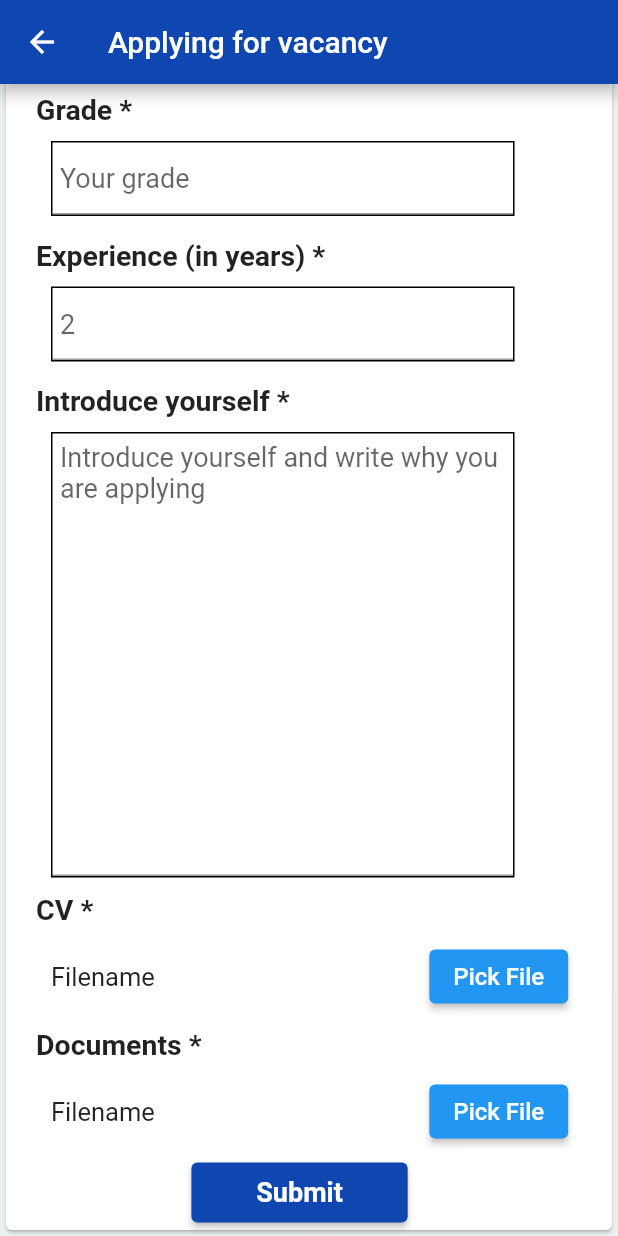
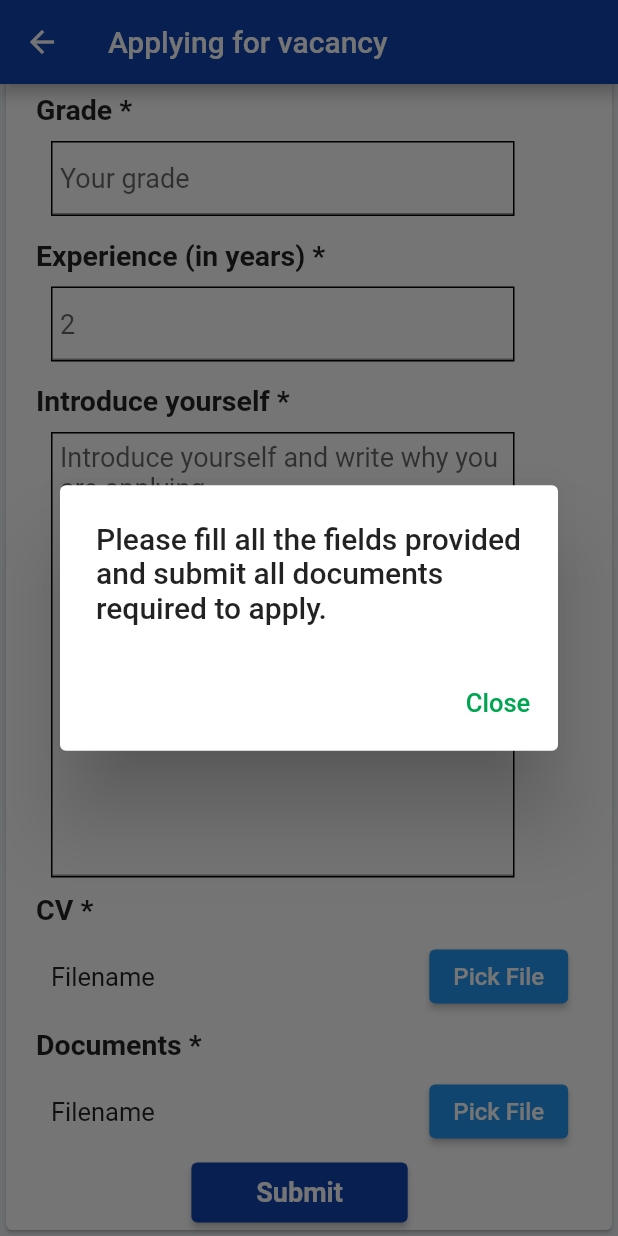
Before and after one commit to BekaHaile/fbpidi, a Flutter app: the VacancyApply screen opened directly with empty values, scrolled down 346 dp, after a tap on "Submit", on a phone screen of 412 x 824 dp. Run offline on Flutter 3.47's test engine with Material 2 defaults, Android fonts, the phone set to English and light mode, and no system bars; our stand-ins replace carousel_slider, file_picker, flutter_secure_storage, font_awesome_flutter, google_sign_in, permission_handler and 2 more; missing offline and left inert: flutter_downloader, flutter_facebook_auth; accounts and stored records are empty; network calls fail.

Commit message:
Vacancy applying dialogue and form check added

```diff
--- a/lib/services/collaborations_api.dart
+++ b/lib/services/collaborations_api.dart
@@ -295,10 +295,12 @@ class CollaborationsApi {
       var uri = Uri.parse("$baseUrl/api/collaborations/vacancy_apply/");
       var request = http.MultipartRequest('POST', uri);
 
-      request.files
-          .add(await http.MultipartFile.fromPath('cv', userApplying['cv']));
-      request.files.add(await http.MultipartFile.fromPath(
-          'documents', userApplying['documents']));
+      if (userApplying['cv'] != null)
+        request.files
+            .add(await http.MultipartFile.fromPath('cv', userApplying['cv']));
+      if (userApplying['documents'] != null)
+        request.files.add(await http.MultipartFile.fromPath(
+            'documents', userApplying['documents']));
       request.fields['id'] = userApplying['id'];
       request.fields['institiute'] = userApplying['institiute'];
       request.fields['grade'] = userApplying['grade'];
@@ -315,7 +317,7 @@ class CollaborationsApi {
 
       final respStr = await response.stream.bytesToString();
 
-      return respStr;
+      return jsonDecode(respStr);
     } catch (e) {
       print(e.toString() + 'has occured ****');
       throw (e);
--- a/lib/widgets/screens/collaborations/add_research.dart
+++ b/lib/widgets/screens/collaborations/add_research.dart
@@ -345,8 +345,7 @@ class _AddResearchState extends State<AddResearch> {
                   _confirmationDialogue(
                       context, "Research has been added successfully", false);
                 else
-                  _confirmationDialogue(
-                      context, "Error adding research", false);
+                  _confirmationDialogue(context, "Error adding research", true);
               });
             },
             child: Text(
--- a/lib/widgets/screens/collaborations/vacancy_apply.dart
+++ b/lib/widgets/screens/collaborations/vacancy_apply.dart
@@ -25,9 +25,9 @@ class _VacancyApplyState extends State<VacancyApply> {
       experienceController = TextEditingController(),
       descriptionController = TextEditingController();
   String cvFilename = "Filename";
-  String cvPath = "";
+  String cvPath;
   String documentFilename = "Filename";
-  String documentPath = "";
+  String documentPath;
   String message = "";
   bool error = false;
 
@@ -401,6 +401,12 @@ class _VacancyApplyState extends State<VacancyApply> {
         child: SizedBox.expand(
           child: ElevatedButton(
             onPressed: () async {
+              if (cvPath == null || documentPath == null)
+                _confirmationDialogue(
+                    context,
+                    "Please fill all the fields provided and submit all documents required to apply.",
+                    true);
+              else {
                 Map<String, dynamic> userApplying = {
                   "id": widget.data['id'],
                   "institiute": instituteController.text,
@@ -415,7 +421,17 @@ class _VacancyApplyState extends State<VacancyApply> {
 
                 await CollaborationsApi()
                     .vacancyApply(userApplying)
-                  .then((value) => Navigator.pushNamed(context, "/vacancy"));
+                    .then((value) {
+                  if (value["error"] == false)
+                    _confirmationDialogue(
+                        context,
+                        "You have successfully applied for this vacancy.",
+                        false);
+                  else
+                    _confirmationDialogue(
+                        context, "Error applying for the vacancy", true);
+                });
+              }
             },
             child: Text(
               "Submit",
@@ -433,4 +449,29 @@ class _VacancyApplyState extends State<VacancyApply> {
       ),
     );
   }
+
+  _confirmationDialogue(mainContext, message, isError) {
+    showDialog(
+        context: mainContext,
+        builder: (BuildContext context) {
+          return AlertDialog(
+            title: Text(message),
+            actions: [
+              TextButton(
+                onPressed: () {
+                  if (!isError)
+                    Navigator.pushReplacementNamed(context, "/vacancies");
+                  else
+                    Navigator.pop(context);
+                },
+                child: Text(
+                  isError ? 'Close' : 'Continue',
+                  style: TextStyle(
+                      color: Color.fromRGBO(0, 165, 81, 1), fontSize: 17),
+                ),
+              ),
+            ],
+          );
+        });
   }
+}
```
Also changed, not shown: lib/widgets/screens/collaborations/vacancies.dart (+21 -2 lines). Lines whose indentation alone changed are shown as unchanged.
